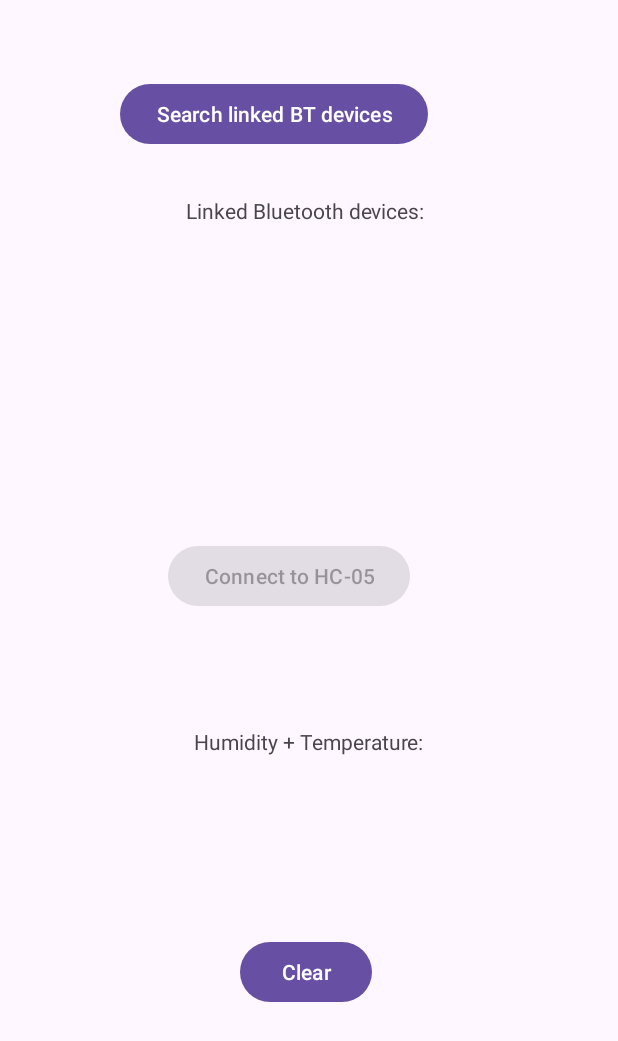
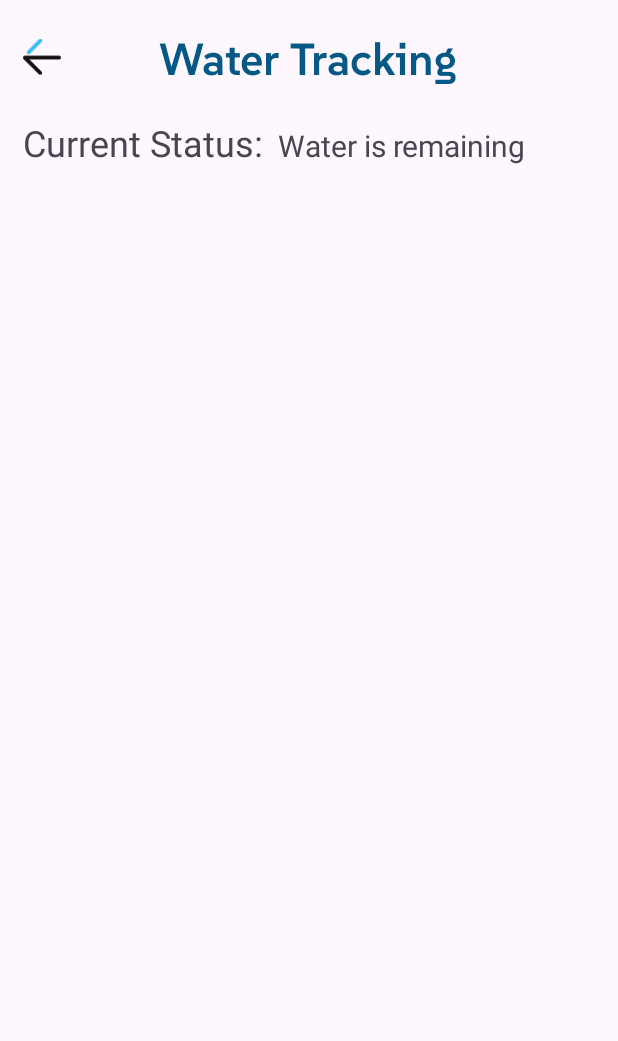
Before and after one commit to AyaanDaughterofSnehil/EcoFlow1, an Android app: the WaterTracking screen opened directly, with no data from a screen before it, on a phone screen of 412 x 824 dp. Shown: the top 1041 px of the screen. Run offline under Robolectric (Android 15) with nearby library versions, the phone set to English and light mode, and no system bars.

```diff
--- a/app/src/main/java/com/example/ecoflow/WaterTracking.java
+++ b/app/src/main/java/com/example/ecoflow/WaterTracking.java
@@ -1,53 +1,16 @@
 package com.example.ecoflow;
 
-import android.Manifest;
-import android.annotation.SuppressLint;
-import android.app.Activity;
-import android.bluetooth.BluetoothAdapter;
-import android.bluetooth.BluetoothDevice;
-import android.bluetooth.BluetoothManager;
-import android.bluetooth.BluetoothSocket;
-import android.content.Context;
 import android.content.Intent;
-import android.content.pm.PackageManager;
-import android.database.Observable;
-import android.os.Build;
 import android.os.Bundle;
 import android.os.Handler;
-import android.os.Looper;
-import android.os.Message;
-import android.os.SystemClock;
-import android.util.Log;
 import android.view.View;
 import android.view.WindowManager;
-import android.widget.Button;
 import android.widget.TextView;
 
-import androidx.annotation.RequiresApi;
 import androidx.appcompat.app.AppCompatActivity;
-import androidx.core.app.ActivityCompat;
-
-import java.io.IOException;
-import java.io.InputStream;
-import java.io.OutputStream;
-import java.util.Set;
-import java.util.UUID;
-
-import io.reactivex.Observable;
-import io.reactivex.android.schedulers.AndroidSchedulers;
-import io.reactivex.schedulers.Schedulers;
-
 public class WaterTracking extends AppCompatActivity {
 
-    // Global variables we will use in the
-    private static final String TAG = "FrugalLogs";
-    private static final int REQUEST_ENABLE_BT = 1;
-    //We will use a Handler to get the BT Connection statys
-    public static Handler handler;
-    private final static int ERROR_READ = 0; // used in bluetooth handler to identify message update
-    BluetoothDevice arduinoBTModule = null;
-    UUID arduinoUUID = UUID.fromString("00001101-0000-1000-8000-00805F9B34FB"); //We declare a default UUID to create the global variable
-    @RequiresApi(api = Build.VERSION_CODES.M)
+    TextView water_level;
 
     @Override
     protected void onCreate(Bundle savedInstanceState) {
@@ -55,160 +18,23 @@ public class WaterTracking extends AppCompatActivity {
         getWindow().setFlags(WindowManager.LayoutParams.FLAG_FULLSCREEN, WindowManager.LayoutParams.FLAG_FULLSCREEN);
         setContentView(R.layout.activity_water_tracking);
 
+        water_level = findViewById(R.id.water_level);
 
-        //Intances of BT Manager and BT Adapter needed to work with BT in Android.
-        BluetoothManager bluetoothManager = getSystemService(BluetoothManager.class);
-        BluetoothAdapter bluetoothAdapter = bluetoothManager.getAdapter();
-        //Intances of the Android UI elements that will will use during the execution of the APP
-        TextView btReadings = findViewById(R.id.btReadings);
-        TextView btDevices = findViewById(R.id.btDevices);
-        Button connectToDevice = (Button) findViewById(R.id.connectToDevice);
-        Button seachDevices = (Button) findViewById(R.id.seachDevices);
-        Button clearValues = (Button) findViewById(R.id.refresh);
-        Log.d(TAG, "Begin Execution");
-
-
-        //Using a handler to update the interface in case of an error connecting to the BT device
-        //My idea is to show handler vs RxAndroid
-        handler = new Handler(Looper.getMainLooper()) {
+        Handler handler = new Handler();
+        handler.postDelayed(new Runnable() {
             @Override
-            public void handleMessage(Message msg) {
-                switch (msg.what) {
-
-                    case ERROR_READ:
-                        String arduinoMsg = msg.obj.toString(); // Read message from Arduino
-                        btReadings.setText(arduinoMsg);
-                        break;
+            public void run() {
+                if (true) {
+                    water_level.setText("Water level is above threshold");
                 }
             }
-        };
+        }, 10000);
 
-        // Set a listener event on a button to clear the texts
-        clearValues.setOnClickListener(new View.OnClickListener() {
-            @Override
-            public void onClick(View view) {
-                btDevices.setText("");
-                btReadings.setText("");
-            }
-        });
+    }
 
-        // Create an Observable from RxAndroid
-        //The code will be executed when an Observer subscribes to the the Observable
-        final Observable<String> connectToBTObservable = Observable.create(emitter -> {
-            Log.d(TAG, "Calling connectThread class");
-            //Call the constructor of the ConnectThread class
-            //Passing the Arguments: an Object that represents the BT device,
-            // the UUID and then the handler to update the UI
-            ConnectThread connectThread = new ConnectThread(arduinoBTModule, arduinoUUID, handler);
-            connectThread.run();
-            //Check if Socket connected
-            if (connectThread.getMmSocket().isConnected()) {
-                Log.d(TAG, "Calling ConnectedThread class");
-                //The pass the Open socket as arguments to call the constructor of ConnectedThread
-                ConnectedThread connectedThread = new ConnectedThread(connectThread.getMmSocket());
-                connectedThread.run();
-                if(connectedThread.getValueRead()!=null)
-                {
-                    // If we have read a value from the Arduino
-                    // we call the onNext() function
-                    //This value will be observed by the observer
-                    emitter.onNext(connectedThread.getValueRead());
-                }
-                //We just want to stream 1 value, so we close the BT stream
-                connectedThread.cancel();
-            }
-            // SystemClock.sleep(5000); // simulate delay
-            //Then we close the socket connection
-            connectThread.cancel();
-            //We could Override the onComplete function
-            emitter.onComplete();
+    public void back(View view) {
+        Intent intent = new Intent(WaterTracking.this, Dashboard.class);
+        startActivity(intent);
 
-        });
-
-        connectToDevice.setOnClickListener(new View.OnClickListener() {
-            @Override
-            public void onClick(View view) {
-                btReadings.setText("");
-                if (arduinoBTModule != null) {
-                    //We subscribe to the observable until the onComplete() is called
-                    //We also define control the thread management with
-                    // subscribeOn:  the thread in which you want to execute the action
-                    // observeOn: the thread in which you want to get the response
-                    connectToBTObservable.
-                            observeOn(AndroidSchedulers.mainThread()).
-                            subscribeOn(Schedulers.io()).
-                            subscribe(valueRead -> {
-                                //valueRead returned by the onNext() from the Observable
-                                btReadings.setText(valueRead);
-                                //We just scratched the surface with RxAndroid
-                            });
-
-                }
-            }
-        });
-
-        seachDevices.setOnClickListener(new View.OnClickListener() {
-            //Display all the linked BT Devices
-            @Override
-            public void onClick(View view) {
-                //Check if the phone supports BT
-                if (bluetoothAdapter == null) {
-                    // Device doesn't support Bluetooth
-                    Log.d(TAG, "Device doesn't support Bluetooth");
-                } else {
-                    Log.d(TAG, "Device support Bluetooth");
-                    //Check BT enabled. If disabled, we ask the user to enable BT
-                    if (!bluetoothAdapter.isEnabled()) {
-                        Log.d(TAG, "Bluetooth is disabled");
-                        Intent enableBtIntent = new Intent(BluetoothAdapter.ACTION_REQUEST_ENABLE);
-                        if (ActivityCompat.checkSelfPermission(getApplicationContext(), Manifest.permission.BLUETOOTH_CONNECT) != PackageManager.PERMISSION_GRANTED) {
-                            // TODO: Consider calling
-                            //    ActivityCompat#requestPermissions
-                            // here to request the missing permissions, and then overriding
-                            //   public void onRequestPermissionsResult(int requestCode, String[] permissions,
-                            //                                          int[] grantResults)
-                            // to handle the case where the user grants the permission. See the documentation
-                            // for ActivityCompat#requestPermissions for more details.
-                            Log.d(TAG, "We don't BT Permissions");
-                            startActivityForResult(enableBtIntent, REQUEST_ENABLE_BT);
-                            Log.d(TAG, "Bluetooth is enabled now");
-                        } else {
-                            Log.d(TAG, "We have BT Permissions");
-                            startActivityForResult(enableBtIntent, REQUEST_ENABLE_BT);
-                            Log.d(TAG, "Bluetooth is enabled now");
-                        }
-
-                    } else {
-                        Log.d(TAG, "Bluetooth is enabled");
-                    }
-                    String btDevicesString="";
-                    Set < BluetoothDevice > pairedDevices = bluetoothAdapter.getBondedDevices();
-
-                    if (pairedDevices.size() > 0) {
-                        // There are paired devices. Get the name and address of each paired device.
-                        for (BluetoothDevice device: pairedDevices) {
-                            String deviceName = device.getName();
-                            String deviceHardwareAddress = device.getAddress(); // MAC address
-                            Log.d(TAG, "deviceName:" + deviceName);
-                            Log.d(TAG, "deviceHardwareAddress:" + deviceHardwareAddress);
-                            //We append all devices to a String that we will display in the UI
-                            btDevicesString=btDevicesString+deviceName+" || "+deviceHardwareAddress+"\n";
-                            //If we find the HC 05 device (the Arduino BT module)
-                            //We assign the device value to the Global variable BluetoothDevice
-                            //We enable the button "Connect to HC 05 device"
-                            if (deviceName.equals("HC-05")) {
-                                Log.d(TAG, "HC-05 found");
-                                arduinoUUID = device.getUuids()[0].getUuid();
-                                arduinoBTModule = device;
-                                //HC -05 Found, enabling the button to read results
-                                connectToDevice.setEnabled(true);
-                            }
-                            btDevices.setText(btDevicesString);
-                        }
-                    }
-                }
-                Log.d(TAG, "Button Pressed");
-            }
-        });
     }
 }
--- a/app/src/main/res/layout/activity_water_tracking.xml
+++ b/app/src/main/res/layout/activity_water_tracking.xml
@@ -1,93 +1,60 @@
 <?xml version="1.0" encoding="utf-8"?>
-<androidx.constraintlayout.widget.ConstraintLayout xmlns:android="http://schemas.android.com/apk/res/android"
+<LinearLayout xmlns:android="http://schemas.android.com/apk/res/android"
     xmlns:app="http://schemas.android.com/apk/res-auto"
     xmlns:tools="http://schemas.android.com/tools"
     android:layout_width="match_parent"
     android:layout_height="match_parent"
-    tools:context=".WaterTracking">
+    tools:context=".WaterTracking"
+    android:orientation="vertical">
 
-    <TextView
-        android:id="@+id/btDevicesText"
-        android:layout_width="wrap_content"
-        android:layout_height="wrap_content"
-        android:text="Linked Bluetooth devices:"
-        app:layout_constraintBottom_toBottomOf="parent"
-        app:layout_constraintEnd_toEndOf="parent"
-        app:layout_constraintHorizontal_bias="0.49"
-        app:layout_constraintStart_toStartOf="parent"
-        app:layout_constraintTop_toTopOf="parent"
-        app:layout_constraintVertical_bias="0.162" />
+    <RelativeLayout
+        android:layout_width="match_parent"
+        android:layout_height="wrap_content">
+
+        <ImageView
+            android:id="@+id/back"
+            android:onClick="back"
+            android:layout_width="25dp"
+            android:layout_height="25dp"
+            android:src="@drawable/back"
+            android:layout_marginLeft="15dp"
+            android:layout_marginTop="25dp"/>
+
+        <TextView
+            android:layout_width="wrap_content"
+            android:layout_height="wrap_content"
+            android:text="Water Tracking"
+            android:layout_marginTop="20dp"
+            android:textColor="@color/head_theme"
+            android:textSize="30sp"
+            android:fontFamily="@font/suse_head"
+            android:layout_centerHorizontal="true"/>
+
+    </RelativeLayout>
+
+    <LinearLayout
+        android:layout_width="match_parent"
+        android:layout_height="match_parent"
+        android:orientation="horizontal">
+
+        <TextView
+            android:layout_width="wrap_content"
+            android:layout_height="wrap_content"
+            android:text="Current Status:"
+            android:textSize="24sp"
+            android:layout_marginTop="20dp"
+            android:layout_marginLeft="15dp"/>
+
+        <TextView
+            android:id="@+id/water_level"
+            android:layout_width="wrap_content"
+            android:layout_height="wrap_content"
+            android:textSize="20sp"
+            android:text="Water is remaining"
+            android:layout_marginTop="20dp"
+            android:layout_marginLeft="10dp"/>
+
+    </LinearLayout>
 
 
-    <TextView
-        android:id="@+id/btDevices"
-        android:layout_width="wrap_content"
-        android:layout_height="wrap_content"
-        android:text=""
-        app:layout_constraintBottom_toBottomOf="parent"
-        app:layout_constraintEnd_toEndOf="parent"
-        app:layout_constraintHorizontal_bias="0.498"
-        app:layout_constraintStart_toStartOf="parent"
-        app:layout_constraintTop_toTopOf="parent"
-        app:layout_constraintVertical_bias="0.24" />
-
-    <TextView
-        android:id="@+id/btReadingsText"
-        android:layout_width="wrap_content"
-        android:layout_height="wrap_content"
-        android:text="Humidity + Temperature:"
-        app:layout_constraintBottom_toBottomOf="parent"
-        app:layout_constraintEnd_toEndOf="parent"
-        app:layout_constraintStart_toStartOf="parent"
-        app:layout_constraintTop_toTopOf="parent"
-        app:layout_constraintVertical_bias="0.602" />
-
-    <TextView
-        android:id="@+id/btReadings"
-        android:layout_width="wrap_content"
-        android:layout_height="wrap_content"
-        android:text=""
-        android:textSize="20sp"
-        android:textStyle="bold"
-        app:layout_constraintBottom_toBottomOf="parent"
-        app:layout_constraintEnd_toEndOf="parent"
-        app:layout_constraintHorizontal_bias="0.498"
-        app:layout_constraintStart_toStartOf="parent"
-        app:layout_constraintTop_toTopOf="parent"
-        app:layout_constraintVertical_bias="0.725" />
-
-    <Button
-        android:id="@+id/seachDevices"
-        android:layout_width="wrap_content"
-        android:layout_height="wrap_content"
-        android:layout_marginStart="80dp"
-        android:layout_marginTop="52dp"
-        android:text="Search linked BT devices"
-        app:layout_constraintStart_toStartOf="parent"
-        app:layout_constraintTop_toTopOf="parent"
-        tools:ignore="MissingConstraints" />
-
-    <Button
-        android:id="@+id/connectToDevice"
-        android:layout_width="wrap_content"
-        android:layout_height="wrap_content"
-        android:layout_marginStart="112dp"
-        android:layout_marginTop="360dp"
-        android:enabled="false"
-        android:text="Connect to HC-05"
-        app:layout_constraintStart_toStartOf="parent"
-        app:layout_constraintTop_toTopOf="parent"
-        tools:ignore="MissingConstraints" />
-
-    <Button
-        android:id="@+id/refresh"
-        android:layout_width="wrap_content"
-        android:layout_height="wrap_content"
-        android:layout_marginStart="160dp"
-        android:layout_marginTop="624dp"
-        android:text="Clear"
-        app:layout_constraintStart_toStartOf="parent"
-        app:layout_constraintTop_toTopOf="parent"
-        tools:ignore="MissingConstraints" />
-
-</androidx.constraintlayout.widget.ConstraintLayout>
+</LinearLayout>
```
Also changed, not shown: app/src/main/java/com/example/ecoflow/Login.java (+4 -4 lines), app/src/main/java/com/example/ecoflow/ProfileFragment.java (+17 -16 lines), app/src/main/res/drawable/email.png (deleted).
